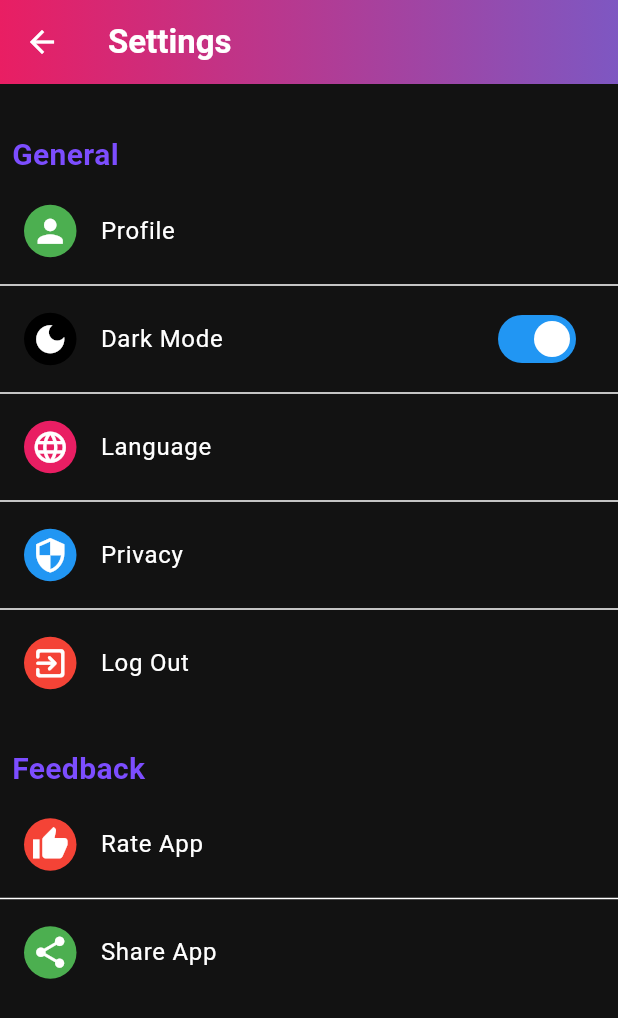
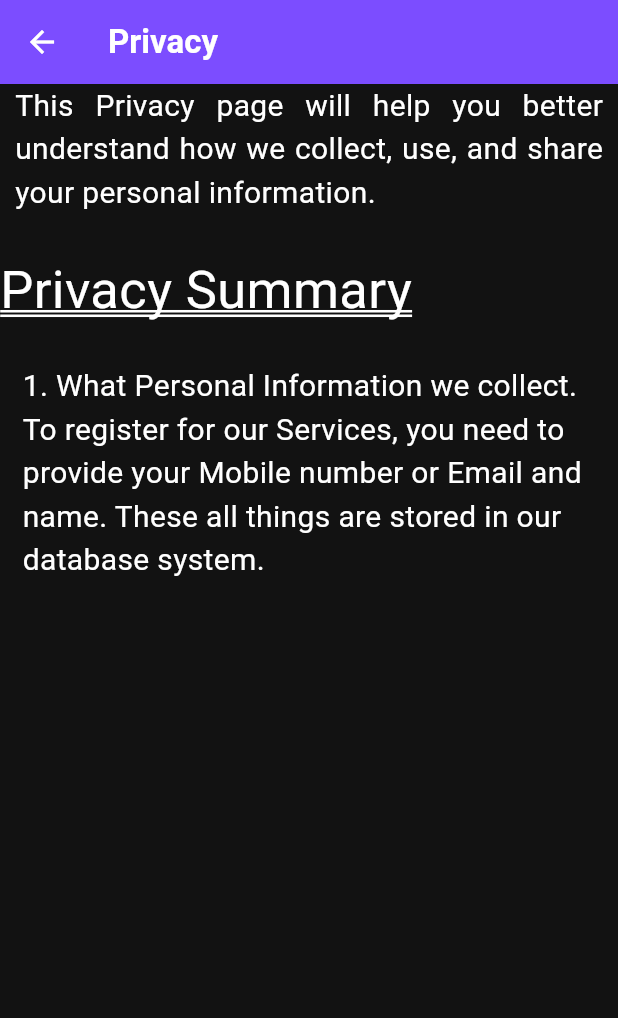
Before and after one commit to DevVithani/dev-dash, a Flutter app: the SettingsPage screen opened directly, after a tap on "Privacy", on a phone screen of 412 x 824 dp. Shown: the top 1018 px of the screen. Run offline on Flutter 3.47's test engine with Material 3 defaults, Android fonts, the phone set to English and light mode, and no system bars; our stand-ins replace country_picker, firebase_auth, firebase_core, flutter_highlight, flutter_rating_bar, flutter_speed_dial and 10 more; missing offline and left inert: selectable; accounts and stored records are empty; network calls fail.

Commit message:
- initial commit

```diff
--- a/lib/ui/home_page.dart
+++ b/lib/ui/home_page.dart
@@ -942,7 +942,6 @@
                               child: const Icon(
                                 Icons.check,
                                 color: Colors.white,
-                                size: 25,
                               ),
                             ),
                           ),
--- /dev/null
+++ b/lib/ui/settings/privacy_page.dart
@@ -0,0 +1,67 @@
+import 'package:flutter/material.dart';
+
+class PrivacyPage extends StatelessWidget {
+  const PrivacyPage({super.key});
+
+  @override
+  Widget build(BuildContext context) {
+    return Scaffold(
+      appBar: AppBar(
+        leading: IconButton(
+          onPressed: () {
+            Navigator.of(context).pop();
+          },
+          icon: const Icon(
+            Icons.arrow_back,
+            color: Colors.white,
+          ),
+        ),
+        backgroundColor: Colors.deepPurpleAccent,
+        title: const Text(
+          'Privacy',
+          style: TextStyle(
+            fontWeight: FontWeight.bold,
+            color: Colors.white,
+          ),
+        ),
+      ),
+      body: SingleChildScrollView(
+        scrollDirection: Axis.vertical,
+        child: Column(
+          mainAxisAlignment: MainAxisAlignment.center,
+          crossAxisAlignment: CrossAxisAlignment.start,
+          children: [
+            Container(
+              padding: const EdgeInsets.only(left: 10, right: 10),
+              child: const Text(
+                textAlign: TextAlign.justify,
+                'This Privacy page will help you better understand how we collect, use, and share your personal information.',
+                style: TextStyle(fontSize: 20),
+              ),
+            ),
+            Container(
+              padding: const EdgeInsets.only(top: 25),
+              child: const Text(
+                'Privacy Summary',
+                style: TextStyle(
+                  fontSize: 35,
+                  decoration: TextDecoration.underline,
+                  decorationStyle: TextDecorationStyle.double,
+                ),
+              ),
+            ),
+            Container(
+              padding: const EdgeInsets.only(top: 25, left: 15),
+              child: const Text(
+                '1. What Personal Information we collect. To register for our Services, you need to provide your Mobile number or Email and name. These all things are stored in our database system.',
+                style: TextStyle(
+                  fontSize: 20
+                ),
+              ),
+            ),
+          ],
+        ),
+      ),
+    );
+  }
+}
--- a/lib/ui/settings/rate_app.dart
+++ b/lib/ui/settings/rate_app.dart
@@ -53,7 +53,7 @@
               padding: const EdgeInsets.only(top: 80.0),
               child: Center(
                 child:  RatingBarIndicator(
-                  rating: 4.5,
+                  rating: 5,
                   itemSize: 52,
                   itemPadding: const EdgeInsets.all(8),
                   itemCount: 5,
@@ -70,6 +70,7 @@
               child: TextField(
                 decoration: InputDecoration(
                   hintText: 'Write Review',
+                  hintStyle: const TextStyle(color: Colors.black),
                   enabledBorder: const OutlineInputBorder(
                     borderSide: BorderSide(
                       color: Colors.white,
--- a/lib/ui/settings/settings_page.dart
+++ b/lib/ui/settings/settings_page.dart
@@ -1,6 +1,8 @@
 import 'package:dev_dash/ui/settings/language.dart';
+import 'package:dev_dash/ui/settings/privacy_page.dart';
 import 'package:dev_dash/ui/settings/profile_page.dart';
 import 'package:dev_dash/ui/settings/rate_app.dart';
+import 'package:dev_dash/ui/settings/share_app.dart';
 import 'package:dev_dash/ui/theme.dart';
 import 'package:firebase_auth/firebase_auth.dart';
 import 'package:flutter/material.dart';
@@ -156,7 +158,14 @@
                       ),
                     ),
                     title: const Text('Privacy'),
-                    onTap: () {},
+                    onTap: () {
+                      Navigator.push(
+                        context,
+                        MaterialPageRoute(
+                          builder: (context) => PrivacyPage(),
+                        ),
+                      );
+                    },
                   ),
                   const Divider(),
                   ListTile(
@@ -233,7 +242,12 @@
                       ),
                     ),
                     title: const Text('Share App'),
-                    onTap: () {},
+                    onTap: () {
+                      Navigator.push(
+                        context,
+                        MaterialPageRoute(builder: (context) => ShareApp()),
+                      );
+                    },
                   ),
                 ],
               ),
--- a/lib/widgets/tooltip_widget.dart
+++ b/lib/widgets/tooltip_widget.dart
@@ -10,7 +10,7 @@
 }
 
 class _ToolTipWidgetState extends State<ToolTipWidget> {
-  String url = 'htt7ps://www.youtube.com/watch?v=EeEfD5fI-5Q';
+  String url = 'https://www.youtube.com/watch?v=EeEfD5fI-5Q';
 
   YoutubePlayerController? controller;
 
```
Also changed, not shown: lib/ui/login_page.dart (+14 -8 lines), lib/ui/navigation_page.dart (+0 -26 lines), lib/ui/settings/share_app.dart (+23 -10 lines).
